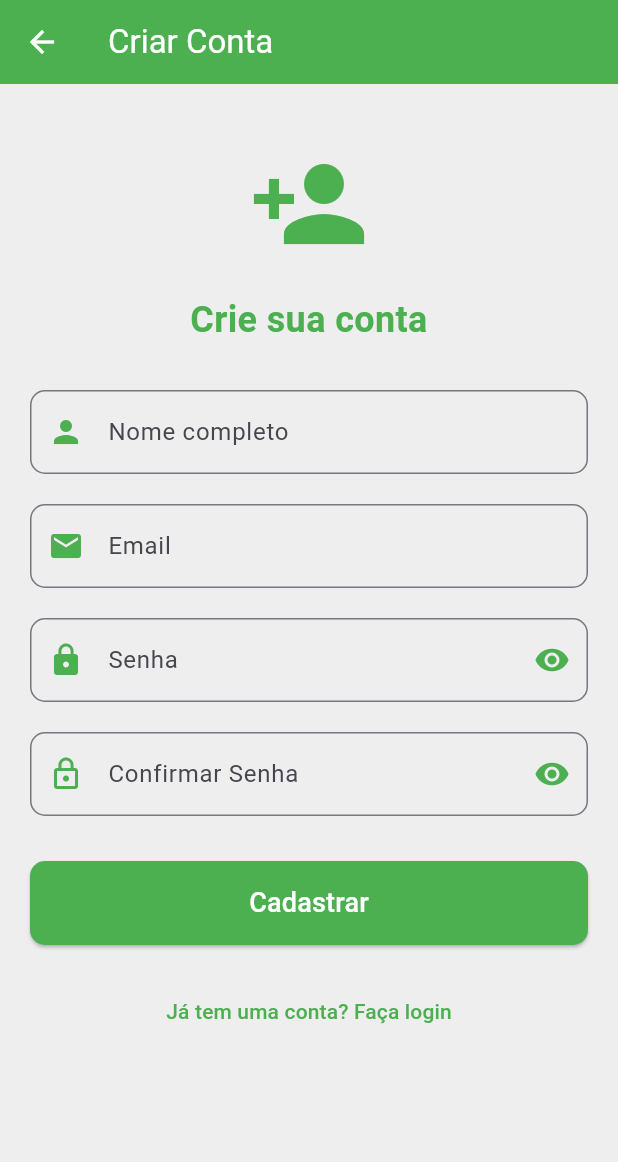
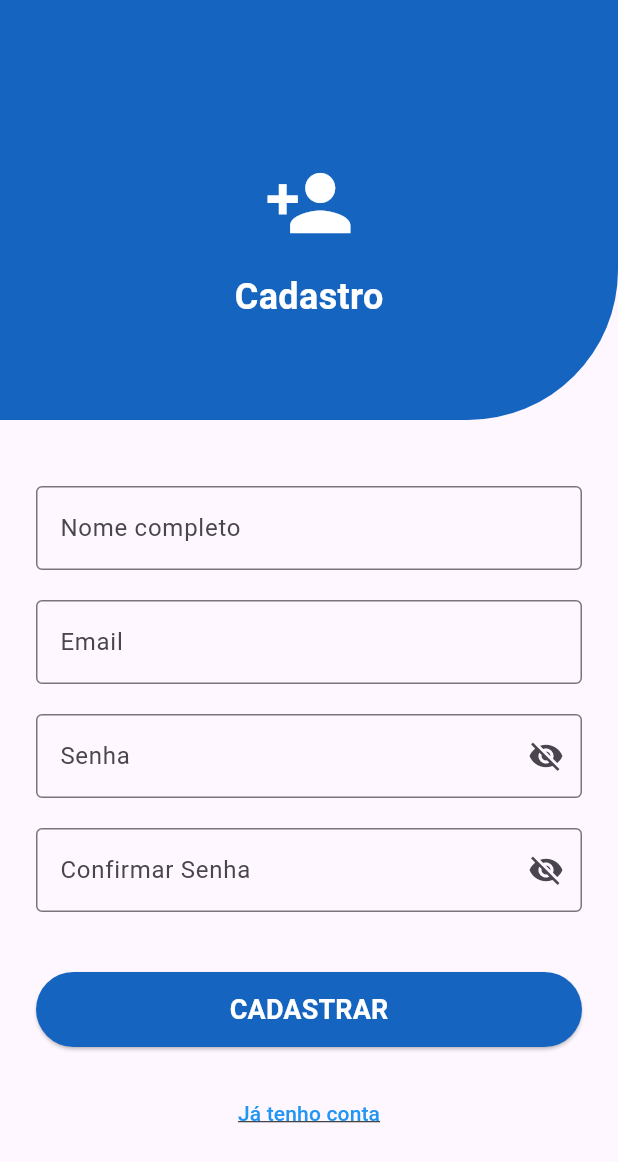
Before and after one commit to BenjaminU2/Lunguisa, a Flutter app: the CadastroPage screen opened by its route, on a phone screen of 412 x 824 dp. Shown: the top 1162 px of the screen. Run offline on Flutter 3.47's test engine with Material 3 defaults, Android fonts, the phone set to English and light mode, and no system bars; our stand-ins replace appwrite, cross_file, geocoding, geolocator, image_picker.

Commit message:
Alteração de telas de Login e Cadastro

```diff
--- a/lib/main.dart
+++ b/lib/main.dart
@@ -14,6 +14,7 @@ class MyApp extends StatelessWidget {
   @override
   Widget build(BuildContext context) {
     return MaterialApp(
+      debugShowCheckedModeBanner: false,
       title: 'Reporte de Problemas',
       theme: ThemeData(
         primarySwatch: Colors.green,
--- a/lib/view/CadastroPage.dart
+++ b/lib/view/CadastroPage.dart
@@ -120,50 +120,56 @@ class _CadastroPageState extends State<CadastroPage> {
   @override
   Widget build(BuildContext context) {
     return Scaffold(
-      backgroundColor: Colors.grey[200],
-      appBar: AppBar(
-        title: const Text('Criar Conta', style: TextStyle(color: Colors.white)),
-        backgroundColor: Colors.green,
-        iconTheme: const IconThemeData(color: Colors.white),
-        elevation: 0,
+      body: Column(
+        children: [
+          // Barra azul do topo
+          Container(
+            height: 280,
+            width: double.infinity,
+            decoration: BoxDecoration(
+              color: Colors.blue[800],
+              borderRadius: const BorderRadius.only(
+                bottomRight: Radius.circular(100),
               ),
-      body: SingleChildScrollView(
-        child: Padding(
-          padding: const EdgeInsets.all(20.0),
+            ),
+            padding: const EdgeInsets.only(top: 40),
+            child: Center(
+              child: Column(
+                mainAxisAlignment: MainAxisAlignment.center,
+                children: [
+                  const Icon(
+                    Icons.person_add,  // Ícone de cadastro
+                    size: 60,
+                    color: Colors.white,
+                  ),
+                  const SizedBox(height: 16),  // Espaço entre o ícone e o texto
+                  const Text(
+                    'Cadastro',
+                    style: TextStyle(
+                      color: Colors.white,
+                      fontSize: 24,
+                      fontWeight: FontWeight.bold,
+                    ),
+                  ),
+                ],
+              ),
+            ),
+          ),
+          Expanded(
+            child: SingleChildScrollView(
+              padding: const EdgeInsets.all(24),
               child: Form(
                 key: _formKey,
                 child: Column(
-              crossAxisAlignment: CrossAxisAlignment.stretch,
                   children: [
                     const SizedBox(height: 20),
-                const Icon(
-                  Icons.person_add,
-                  size: 80,
-                  color: Colors.green, // Mudança para verde
-                ),
-                const SizedBox(height: 20),
-                const Text(
-                  'Crie sua conta',
-                  style: TextStyle(
-                    fontSize: 24,
-                    fontWeight: FontWeight.bold,
-                    color: Colors.green, // Mudança para verde
-                  ),
-                  textAlign: TextAlign.center,
-                ),
-                const SizedBox(height: 30),
+                    // Campo Nome
                     TextFormField(
                       controller: _nameController,
-                  decoration: InputDecoration(
+                      decoration: const InputDecoration(
                         labelText: 'Nome completo',
-                    prefixIcon: const Icon(Icons.person, color: Colors.green), // Mudança para verde
-                    border: OutlineInputBorder(
-                      borderRadius: BorderRadius.circular(10),
-                    ),
-                    focusedBorder: OutlineInputBorder(
-                      borderRadius: BorderRadius.circular(10),
-                      borderSide: const BorderSide(color: Colors.green, width: 2), // Mudança para verde
-                    ),
+                        hintText: 'Ex: João Silva',
+                        border: OutlineInputBorder(),
                       ),
                       validator: (value) {
                         if (value == null || value.isEmpty) {
@@ -173,17 +179,13 @@ class _CadastroPageState extends State<CadastroPage> {
                       },
                     ),
                     const SizedBox(height: 20),
+                    // Campo Email
                     TextFormField(
                       controller: _emailController,
-                  decoration: InputDecoration(
+                      decoration: const InputDecoration(
                         labelText: 'Email',
-                    prefixIcon: const Icon(Icons.email, color: Colors.green), border: OutlineInputBorder(
-                    borderRadius: BorderRadius.circular(10),
-                  ),
-                    focusedBorder: OutlineInputBorder(
-                      borderRadius: BorderRadius.circular(10),
-                      borderSide: const BorderSide(color: Colors.green, width: 2), // Mudança para verde
-                    ),
+                        hintText: 'Ex: joao@email.com',
+                        border: OutlineInputBorder(),
                       ),
                       keyboardType: TextInputType.emailAddress,
                       validator: (value) {
@@ -197,27 +199,22 @@ class _CadastroPageState extends State<CadastroPage> {
                       },
                     ),
                     const SizedBox(height: 20),
+                    // Campo Senha
                     TextFormField(
                       controller: _passwordController,
                       obscureText: _obscurePassword,
                       decoration: InputDecoration(
                         labelText: 'Senha',
-                    prefixIcon: const Icon(Icons.lock, color: Colors.green), // Mudança para verde
+                        border: const OutlineInputBorder(),
                         suffixIcon: IconButton(
                           icon: Icon(
-                        _obscurePassword ? Icons.visibility : Icons.visibility_off,
-                        color: Colors.green, // Mudança para verde
+                            _obscurePassword
+                                ? Icons.visibility_off
+                                : Icons.visibility,
                           ),
                           onPressed: () {
                             setState(() => _obscurePassword = !_obscurePassword);
                           },
-                    ),
-                    border: OutlineInputBorder(
-                      borderRadius: BorderRadius.circular(10),
-                    ),
-                    focusedBorder: OutlineInputBorder(
-                      borderRadius: BorderRadius.circular(10),
-                      borderSide: const BorderSide(color: Colors.green, width: 2), // Mudança para verde
                         ),
                       ),
                       validator: (value) {
@@ -231,27 +228,22 @@ class _CadastroPageState extends State<CadastroPage> {
                       },
                     ),
                     const SizedBox(height: 20),
+                    // Campo Confirmar Senha
                     TextFormField(
                       controller: _confirmPasswordController,
                       obscureText: _obscureConfirmPassword,
                       decoration: InputDecoration(
                         labelText: 'Confirmar Senha',
-                    prefixIcon: const Icon(Icons.lock_outline, color: Colors.green), // Mudança para verde
+                        border: const OutlineInputBorder(),
                         suffixIcon: IconButton(
                           icon: Icon(
-                        _obscureConfirmPassword ? Icons.visibility : Icons.visibility_off,
-                        color: Colors.green, // Mudança para verde
+                            _obscureConfirmPassword
+                                ? Icons.visibility_off
+                                : Icons.visibility,
                           ),
                           onPressed: () {
                             setState(() => _obscureConfirmPassword = !_obscureConfirmPassword);
                           },
-                    ),
-                    border: OutlineInputBorder(
-                      borderRadius: BorderRadius.circular(10),
-                    ),
-                    focusedBorder: OutlineInputBorder(
-                      borderRadius: BorderRadius.circular(10),
-                      borderSide: const BorderSide(color: Colors.green, width: 2), // Mudança para verde
                         ),
                       ),
                       validator: (value) {
@@ -261,43 +253,47 @@ class _CadastroPageState extends State<CadastroPage> {
                         return null;
                       },
                     ),
-                const SizedBox(height: 30),
+                    const SizedBox(height: 40),
+                    // Botão CADASTRAR
                     SizedBox(
                       width: double.infinity,
+                      height: 50,
                       child: ElevatedButton(
                         onPressed: _isLoading ? null : () => _cadastrar(context),
                         style: ElevatedButton.styleFrom(
-                      backgroundColor: Colors.green, // Mudança para verde
-                      padding: const EdgeInsets.symmetric(vertical: 15),
-                      shape: RoundedRectangleBorder(
-                        borderRadius: BorderRadius.circular(10),
-                      ),
+                          backgroundColor: Colors.blue[800],
                         ),
                         child: _isLoading
                             ? const CircularProgressIndicator(color: Colors.white)
                             : const Text(
-                      'Cadastrar',
+                          'CADASTRAR',
                           style: TextStyle(
                             fontSize: 18,
+                            fontWeight: FontWeight.bold,
                             color: Colors.white,
                           ),
                         ),
                       ),
                     ),
                     const SizedBox(height: 20),
+                    // Link "Já tenho conta"
                     TextButton(
                       onPressed: () => Navigator.pop(context),
                       child: const Text(
-                    'Já tem uma conta? Faça login',
-                    style: TextStyle(color: Colors.green), // Mudança para verde
+                        'Já tenho conta',
+                        style: TextStyle(
+                          color: Colors.blue,
+                          decoration: TextDecoration.underline,
                         ),
                       ),
-              ]
-              ,
+                    ),
+                  ],
                 ),
               ),
             ),
           ),
+        ],
+      ),
     );
   }
 }
```
Also changed, not shown: lib/view/LoginPage.dart (+74 -49 lines). Lines whose indentation alone changed are shown as unchanged.
